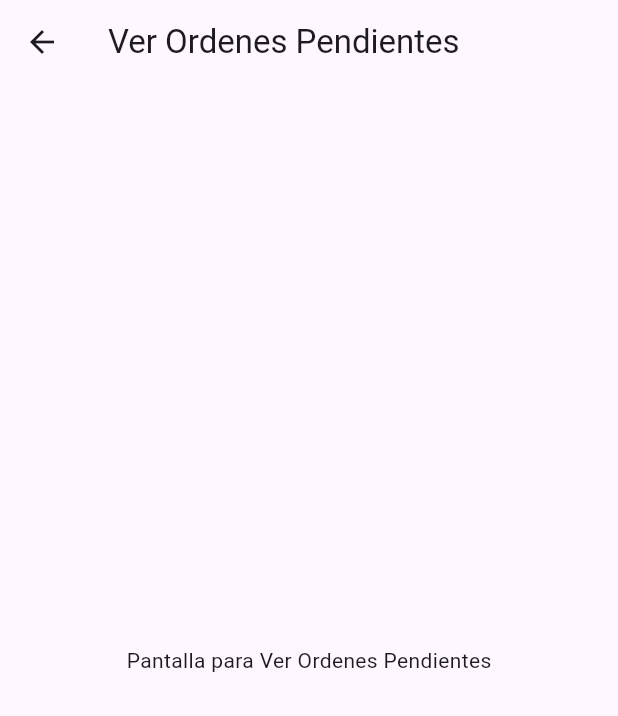
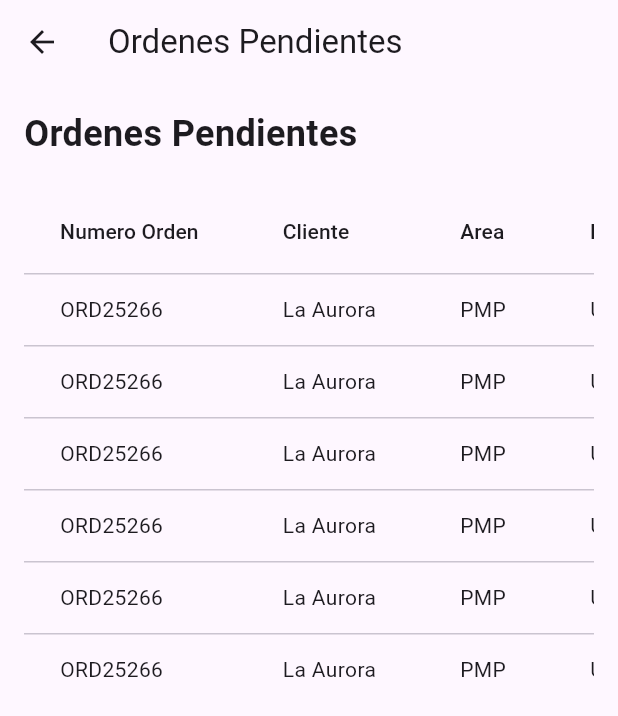
Before and after one commit to MHS-SRL/InterfaceProduccion, a Flutter app: the VerOrdenesPendientesScreen screen opened by its route, on a phone screen of 412 x 824 dp. Shown: the top 716 px of the screen. Run offline on Flutter 3.47's test engine with Material 3 defaults, Android fonts, the phone set to English and light mode, and no system bars; our stand-ins replace fl_chart.

Commit message:
agregacion de pantalla ver ordenes

```diff
--- a/lib/screens/ver_ordenes_pendientes_screen.dart
+++ b/lib/screens/ver_ordenes_pendientes_screen.dart
@@ -5,11 +5,110 @@ class VerOrdenesPendientesScreen extends StatelessWidget {
   Widget build(BuildContext context) {
     return Scaffold(
       appBar: AppBar(
-        title: const Text('Ver Ordenes Pendientes'),
+        title: const Text('Ordenes Pendientes'),
       ),
-      body: const Center(
-        child: Text('Pantalla para Ver Ordenes Pendientes'),
+      body: Padding(
+        padding: const EdgeInsets.all(16.0),
+        child: Column(
+          crossAxisAlignment: CrossAxisAlignment.start,
+          children: [
+            Text(
+              'Ordenes Pendientes',
+              style: TextStyle(
+                fontSize: 24,
+                fontWeight: FontWeight.bold,
+              ),
+            ),
+            SizedBox(height: 20),
+            Expanded(
+              child: SingleChildScrollView(
+                scrollDirection: Axis.horizontal,
+                child: SingleChildScrollView(
+                  scrollDirection: Axis.vertical,
+                  child: DataTable(
+                    columns: const <DataColumn>[
+                      DataColumn(label: Text('Numero Orden')),
+                      DataColumn(label: Text('Cliente')),
+                      DataColumn(label: Text('Area')),
+                      DataColumn(label: Text('Prioridad')),
+                      DataColumn(label: Text('Fecha Orden')),
+                      DataColumn(label: Text('Fecha Entrega')),
+                    ],
+                    rows: const <DataRow>[
+                      DataRow(
+                        cells: <DataCell>[
+                          DataCell(Text('ORD25266')),
+                          DataCell(Text('La Aurora')),
+                          DataCell(Text('PMP')),
+                          DataCell(Text('Urgente')),
+                          DataCell(Text('22/02/2024')),
+                          DataCell(Text('23/02/2024')),
+                        ],
+                      ),
+                      DataRow(
+                        cells: <DataCell>[
+                          DataCell(Text('ORD25266')),
+                          DataCell(Text('La Aurora')),
+                          DataCell(Text('PMP')),
+                          DataCell(Text('Urgente')),
+                          DataCell(Text('22/02/2024')),
+                          DataCell(Text('23/02/2024')),
+                        ],
+                      ),
+                      DataRow(
+                        cells: <DataCell>[
+                          DataCell(Text('ORD25266')),
+                          DataCell(Text('La Aurora')),
+                          DataCell(Text('PMP')),
+                          DataCell(Text('Urgente')),
+                          DataCell(Text('22/02/2024')),
+                          DataCell(Text('23/02/2024')),
+                        ],
+                      ),
+                      DataRow(
+                        cells: <DataCell>[
+                          DataCell(Text('ORD25266')),
+                          DataCell(Text('La Aurora')),
+                          DataCell(Text('PMP')),
+                          DataCell(Text('Urgente')),
+                          DataCell(Text('22/02/2024')),
+                          DataCell(Text('23/02/2024')),
+                        ],
+                      ),
+                      DataRow(
+                        cells: <DataCell>[
+                          DataCell(Text('ORD25266')),
+                          DataCell(Text('La Aurora')),
+                          DataCell(Text('PMP')),
+                          DataCell(Text('Urgente')),
+                          DataCell(Text('22/02/2024')),
+                          DataCell(Text('23/02/2024')),
+                        ],
+                      ),
+                      DataRow(
+                        cells: <DataCell>[
+                          DataCell(Text('ORD25266')),
+                          DataCell(Text('La Aurora')),
+                          DataCell(Text('PMP')),
+                          DataCell(Text('Urgente')),
+                          DataCell(Text('22/02/2024')),
+                          DataCell(Text('23/02/2024')),
+                        ],
+                      ),
+                    ],
+                  ),
+                ),
+              ),
+            ),
+          ],
+        ),
       ),
     );
   }
 }
+
+void main() {
+  runApp(MaterialApp(
+    home: VerOrdenesPendientesScreen(),
+  ));
+}
```
